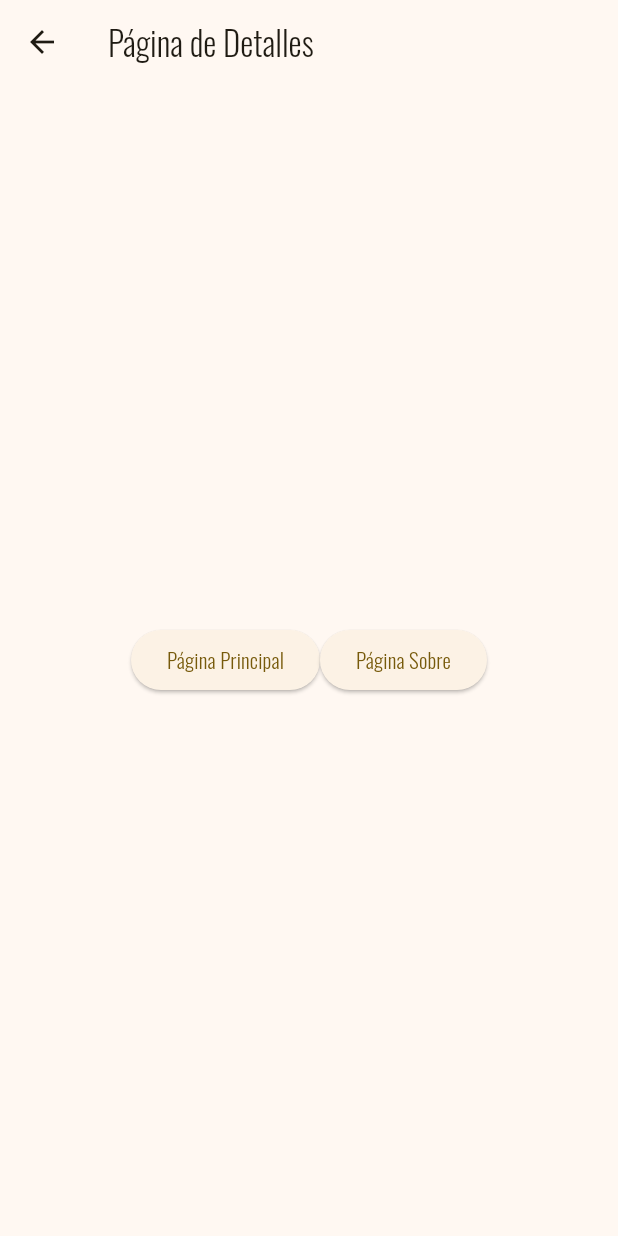
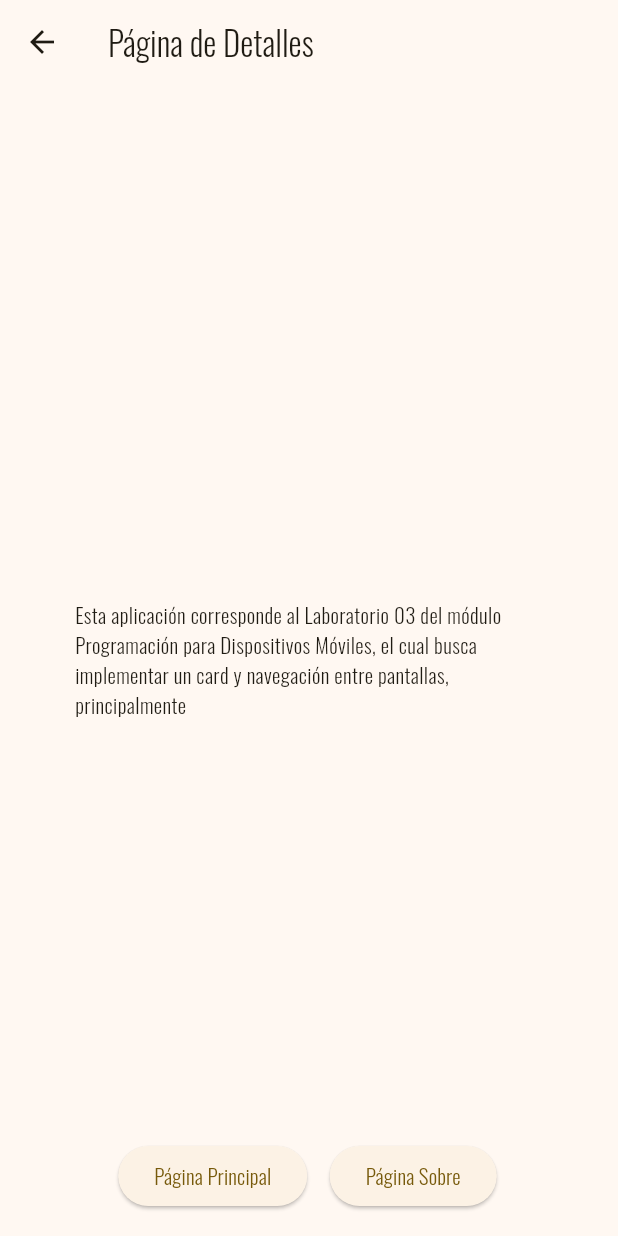
Before and after one commit to YhDiaz/3479A321_2022479003, a Flutter app: the DetailPage screen opened directly, on a phone screen of 412 x 824 dp. Run offline on Flutter 3.47's test engine with Material 3 defaults, Android fonts, the phone set to English and light mode, and no system bars; our stand-ins replace flutter_svg, logger.

Commit message:
layouts_navigation (lab 03): Add content to pages detail and about, and modify their design

```diff
--- a/lab01_counter_app/lib/pages/page_detail.dart
+++ b/lab01_counter_app/lib/pages/page_detail.dart
@@ -16,11 +16,21 @@ class DetailPage extends StatelessWidget
       ),
       body: Center
       (
-        child: Row
+        child: Padding
+        (
+          padding: const EdgeInsets.all(50.0),
+          child: Text
+          (
+            'Esta aplicación corresponde al Laboratorio 03 del módulo Programación para Dispositivos Móviles, el cual busca implementar un card y navegación entre pantallas, principalmente',
+          ),
+        ),
+      ),
+      floatingActionButton: Row
       (
         mainAxisAlignment: MainAxisAlignment.center,
         children:
         [
+          const SizedBox(width: 30),
           ElevatedButton //Back to home page
           (
             onPressed: ()
@@ -29,6 +39,7 @@ class DetailPage extends StatelessWidget
             },
             child: const Text('Página Principal'),
           ),
+          const SizedBox(width: 15), //Space between buttons
           ElevatedButton //Go to about page
           (
             child: const Text('Página Sobre'),
@@ -42,7 +53,6 @@ class DetailPage extends StatelessWidget
             }
           ),
         ]
-        )
       ),
     );
   }
```
Also changed, not shown: lab01_counter_app/lib/pages/page_about.dart (+11 -2 lines). Lines whose indentation alone changed are shown as unchanged.
